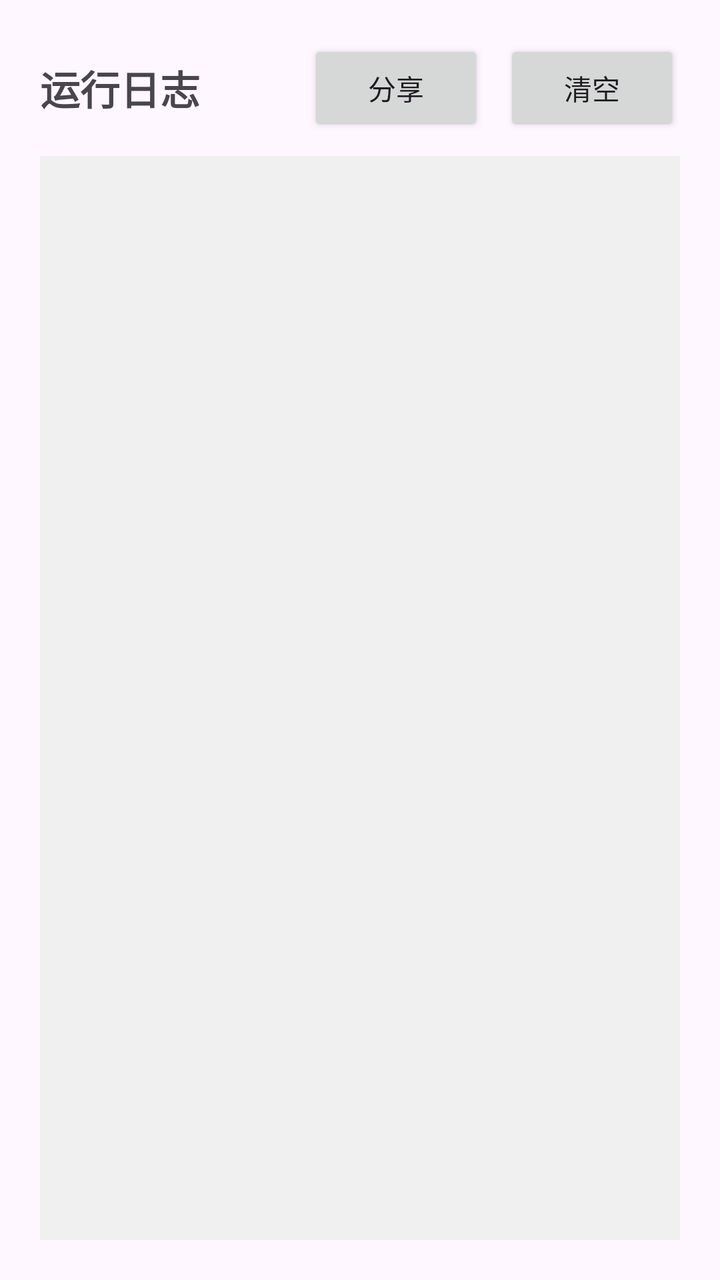
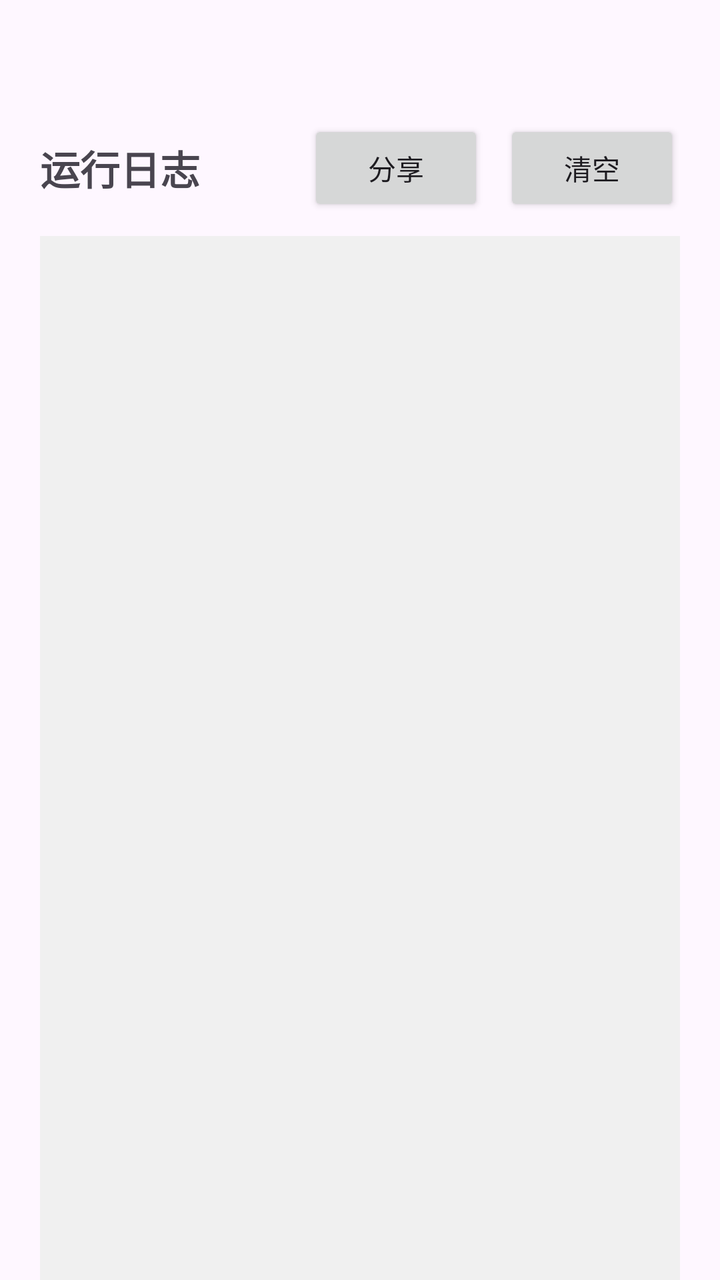

The first picture is an Android layout as it rendered before a commit; the second is the same layout after the commit. The layout source and the unified diff follow.
<!-- AndroidManifest.xml: application theme Theme.QQAIHelper -->
<!-- res/layout/activity_log_viewer.xml -->
<?xml version="1.0" encoding="utf-8"?>
<LinearLayout xmlns:android="http://schemas.android.com/apk/res/android"
    android:layout_width="match_parent"
    android:layout_height="match_parent"
    android:orientation="vertical"
    android:fitsSystemWindows="true"
    android:paddingTop="60dp"
    android:padding="20dp">

    <LinearLayout
        android:layout_width="match_parent"
        android:layout_height="wrap_content"
        android:orientation="horizontal"
        android:gravity="center_vertical"
        android:layout_marginBottom="10dp">

        <TextView
            android:layout_width="0dp"
            android:layout_height="wrap_content"
            android:layout_weight="1"
            android:text="运行日志"
            android:textSize="20sp"
            android:textStyle="bold" />

        <Button
            android:id="@+id/btnShareLog"
            android:layout_width="wrap_content"
            android:layout_height="wrap_content"
            android:layout_marginEnd="10dp"
            android:text="分享" />

        <Button
            android:id="@+id/btnClearLog"
            android:layout_width="wrap_content"
            android:layout_height="wrap_content"
            android:text="清空" />
    </LinearLayout>

    <ScrollView
        android:id="@+id/scrollViewLog"
        android:layout_width="match_parent"
        android:layout_height="match_parent"
        android:background="#F0F0F0"
        android:padding="10dp">

        <TextView
            android:id="@+id/tvLogContent"
            android:layout_width="match_parent"
            android:layout_height="wrap_content"
            android:fontFamily="monospace"
            android:textSize="12sp"
            android:textColor="#333333" />
    </ScrollView>
</LinearLayout>
<!-- resources referenced by this layout -->
<resources>
  <style name="Theme.QQAIHelper" parent="Base.Theme.QQAIHelper" />
  <style name="Base.Theme.QQAIHelper" parent="Theme.Material3.DayNight.NoActionBar">
          
          
      </style>
</resources>

<!-- the commit's change to res/layout/activity_log_viewer.xml (unified diff, before → after) -->
@@ -4,51 +4,63 @@
     android:layout_height="match_parent"
     android:orientation="vertical"
     android:fitsSystemWindows="true"
-    android:paddingTop="60dp"
-    android:padding="20dp">
+    android:paddingTop="60dp">
 
+    
     <LinearLayout
         android:layout_width="match_parent"
-        android:layout_height="wrap_content"
-        android:orientation="horizontal"
-        android:gravity="center_vertical"
-        android:layout_marginBottom="10dp">
+        android:layout_height="match_parent"
+        android:orientation="vertical"
+        android:layout_marginLeft="20dp"
+        android:layout_marginRight="20dp">
 
-        <TextView
-            android:layout_width="0dp"
+        
+        <LinearLayout
+            android:layout_width="match_parent"
             android:layout_height="wrap_content"
-            android:layout_weight="1"
-            android:text="运行日志"
-            android:textSize="20sp"
-            android:textStyle="bold" />
+            android:orientation="horizontal"
+            android:gravity="center_vertical"
+            android:layout_marginBottom="10dp">
 
-        <Button
-            android:id="@+id/btnShareLog"
-            android:layout_width="wrap_content"
-            android:layout_height="wrap_content"
-            android:layout_marginEnd="10dp"
-            android:text="分享" />
+            <TextView
+                android:layout_width="0dp"
+                android:layout_height="wrap_content"
+                android:layout_weight="1"
+                android:text="运行日志"
+                android:textSize="20sp"
+                android:textStyle="bold" />
 
-        <Button
-            android:id="@+id/btnClearLog"
-            android:layout_width="wrap_content"
-            android:layout_height="wrap_content"
-            android:text="清空" />
+            <Button
+                android:id="@+id/btnShareLog"
+                android:layout_width="wrap_content"
+                android:layout_height="wrap_content"
+                android:layout_marginEnd="10dp"
+                android:text="分享" />
+
+            <Button
+                android:id="@+id/btnClearLog"
+                android:layout_width="wrap_content"
+                android:layout_height="wrap_content"
+                android:text="清空" />
+        </LinearLayout>
+
+        
+        <ScrollView
+            android:id="@+id/scrollViewLog"
+            android:layout_width="match_parent"
+            android:layout_height="match_parent"
+            android:background="#F0F0F0"
+            android:padding="10dp">
+
+            <TextView
+                android:id="@+id/tvLogContent"
+                android:layout_width="match_parent"
+                android:layout_height="wrap_content"
+                android:fontFamily="monospace"
+                android:textSize="12sp"
+                android:textColor="#333333" />
+        </ScrollView>
+
     </LinearLayout>
 
-    <ScrollView
-        android:id="@+id/scrollViewLog"
-        android:layout_width="match_parent"
-        android:layout_height="match_parent"
-        android:background="#F0F0F0"
-        android:padding="10dp">
-
-        <TextView
-            android:id="@+id/tvLogContent"
-            android:layout_width="match_parent"
-            android:layout_height="wrap_content"
-            android:fontFamily="monospace"
-            android:textSize="12sp"
-            android:textColor="#333333" />
-    </ScrollView>
 </LinearLayout>
